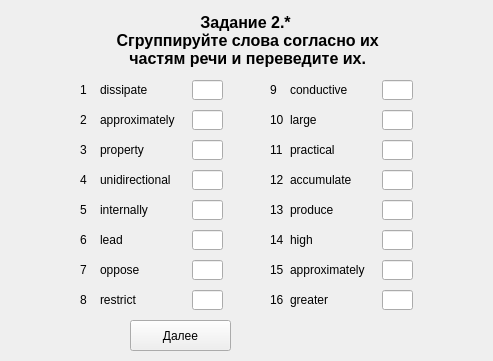
Before: the Qt Designer form client/UI/variant_2/zadanie2_part1_var2.ui in Scykorr/dmitr_client_serv_test, drawn with Qt 5.
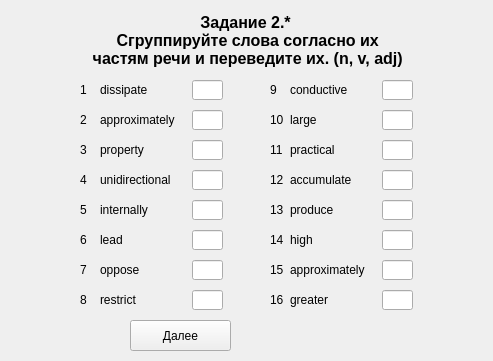
After: the same form once the commit is applied.

Commit message: add task2var1part1 for check

Diff of the .ui file:
```diff
--- a/client/UI/variant_2/zadanie2_part1_var2.ui
+++ b/client/UI/variant_2/zadanie2_part1_var2.ui
@@ -36,7 +36,7 @@
    <property name="text">
     <string>Задание 2.*
  Сгруппируйте слова согласно их
- частям речи и переведите их.</string>
+ частям речи и переведите их. (n, v, adj)</string>
    </property>
    <property name="textFormat">
     <enum>Qt::AutoText</enum>
@@ -640,9 +640,9 @@
   <widget class="QLabel" name="label_timer">
    <property name="geometry">
     <rect>
-     <x>270</x>
+     <x>240</x>
      <y>320</y>
-     <width>171</width>
+     <width>211</width>
      <height>31</height>
     </rect>
    </property>
```
The commit also changes 8 other files.
